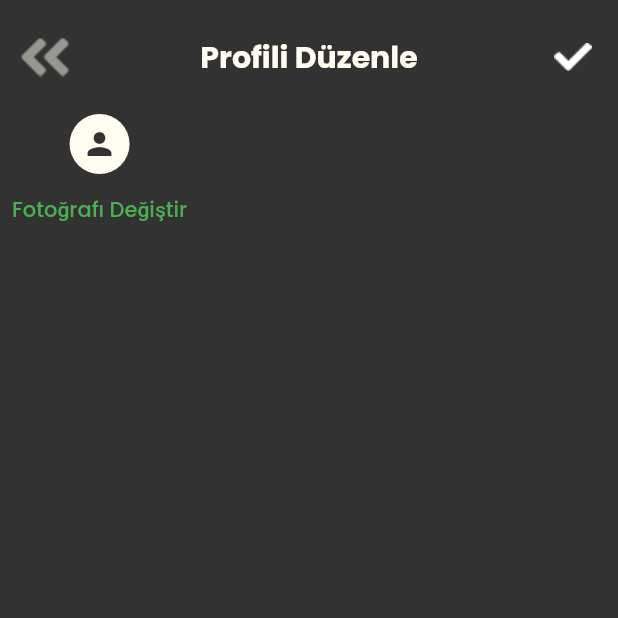
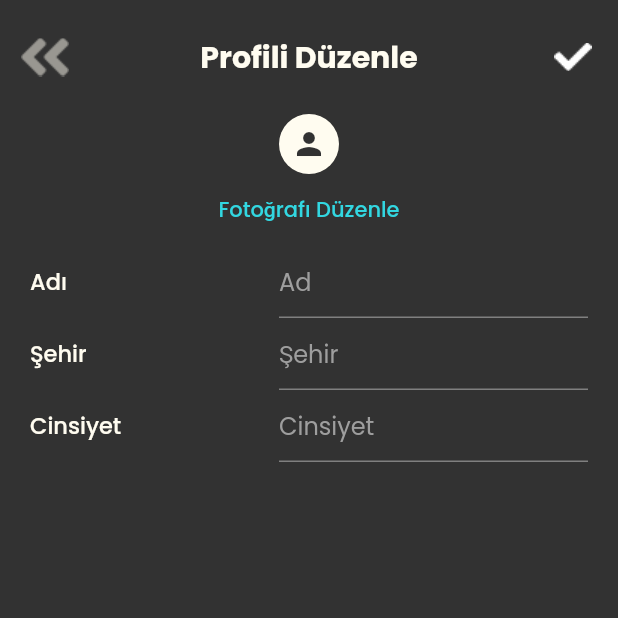
Before and after one commit to aysekayabay/activist_app, a Flutter app: the ProfileEditView screen opened directly, on a phone screen of 412 x 824 dp, the top half of it. Run offline on Flutter 3.47's test engine with Material 2 defaults, Android fonts, the phone set to English and light mode, and no system bars; our stand-ins replace cached_network_image, cloud_firestore, connectivity_plus, firebase_auth, firebase_core, firebase_storage and 13 more; missing offline and left inert: flutter_facebook_auth; accounts and stored records are empty; generated files the repository leaves out were written again; network calls fail.

Commit message:
profile edit code update

```diff
--- /dev/null
+++ b/lib/core/components/textfield/user_info_edit_item.dart
@@ -0,0 +1,36 @@
+import 'package:akademi_bootcamp/core/constants/theme/theme_constants.dart';
+import 'package:flutter/material.dart';
+
+class UserInfoEditItem extends StatelessWidget {
+  const UserInfoEditItem({
+    super.key,
+    required this.tWidth,
+    required this.label,
+    required this.controller,
+    required this.hintText,
+  });
+
+  final double tWidth;
+  final String label;
+  final String hintText;
+  final TextEditingController controller;
+  @override
+  Widget build(BuildContext context) {
+    return Padding(
+      padding: const EdgeInsets.symmetric(horizontal: 20),
+      child: Row(
+        mainAxisAlignment: MainAxisAlignment.spaceBetween,
+        children: [
+          Text(label),
+          SizedBox(
+              width: tWidth,
+              child: TextField(
+                controller: controller,
+                style: TextStyle(color: AppColors.vanillaShake),
+                decoration: InputDecoration(border: UnderlineInputBorder(), hintText: hintText),
+              ))
+        ],
+      ),
+    );
+  }
+}
--- a/lib/core/services/auth/auth_service.dart
+++ b/lib/core/services/auth/auth_service.dart
@@ -59,7 +59,7 @@ class AuthService {
           currentUser!.favEvents = favEvents;
         }
         currentUser!.lastLogin = Timestamp.now().toString();
-        await FirestoreManager.instance.firestoreUpdate(collectionID: "users", docID: user.user!.uid, key: "last_login", value: currentUser!.lastLogin);
+        await FirestoreManager.instance.firestoreUpdateOneField(collectionID: "users", docID: user.user!.uid, key: "last_login", value: currentUser!.lastLogin);
         SharedPrefsManager.instance.setStringValue(SharedPrefsKeys.UID, uid ?? '');
         SharedPrefsManager.instance.setMapValue(SharedPrefsKeys.USER_DATA, userData ?? '');
         return 1;
@@ -140,7 +140,7 @@ class AuthService {
           );
         } else {
           currentUser = UserModel.fromJson(userData);
-          await FirestoreManager.instance.firestoreUpdate(collectionID: "users", docID: currentUser!.userID.toString(), key: "last_login", value: currentUser!.lastLogin);
+          await FirestoreManager.instance.firestoreUpdateOneField(collectionID: "users", docID: currentUser!.userID.toString(), key: "last_login", value: currentUser!.lastLogin);
           if (userData['fav_events'] != null) {
             List<Map<String, dynamic>> favEventsData = List<Map<String, dynamic>>.from(userData['fav_events']);
             List<EventModel> favEvents = favEventsData.map<EventModel>((eventJson) => EventModel.fromJson(eventJson)).toList();
--- a/lib/core/services/firestore/events_service.dart
+++ b/lib/core/services/firestore/events_service.dart
@@ -35,7 +35,7 @@ class EventsService {
       for (final event in favList) {
         docFavList.add(event.toJson());
       }
-      await FirestoreManager.instance.firestoreUpdate(collectionID: USERS, docID: user.userID!, key: FAV_EVENTS, value: docFavList);
+      await FirestoreManager.instance.firestoreUpdateOneField(collectionID: USERS, docID: user.userID!, key: FAV_EVENTS, value: docFavList);
       if (adding && eventModel.id != null && user.userID != null) {
         joinChatGroup(eventModel, user.userID!);
       }
@@ -88,7 +88,7 @@ class EventsService {
       List<SentBy> users = (data[USERS] as List<dynamic>).map((item) => SentBy.fromJson(item)).toList();
       users.removeWhere((user) => user.id == userID);
       List<Map<String, dynamic>> updatedUsers = users.map((user) => user.toJson()).toList();
-      await FirestoreManager.instance.firestoreUpdate(collectionID: GROUPS, docID: eventID, key: USERS, value: updatedUsers);
+      await FirestoreManager.instance.firestoreUpdateOneField(collectionID: GROUPS, docID: eventID, key: USERS, value: updatedUsers);
     }
   }
 
@@ -98,7 +98,7 @@ class EventsService {
     if (groupData != null && groupData.containsKey("messages")) {
       List<dynamic> messages = groupData["messages"];
       messages.add(message.toJson());
-      await FirestoreManager.instance.firestoreUpdate(collectionID: "groups", docID: eventID, key: "messages", value: messages);
+      await FirestoreManager.instance.firestoreUpdateOneField(collectionID: "groups", docID: eventID, key: "messages", value: messages);
     }
   }
 
--- a/lib/core/services/storage/storage_service.dart
+++ b/lib/core/services/storage/storage_service.dart
@@ -18,7 +18,7 @@ class StorageService {
       final storageRef = _firebaseStorage.ref();
       final imgRef = storageRef.child("ppics/$uid.jpg");
       await imgRef.putFile(file);
-      await FirestoreManager.instance.firestoreUpdate(collectionID: 'users', docID: uid, key: 'photo_url', value: imgRef.fullPath);
+      await FirestoreManager.instance.firestoreUpdateOneField(collectionID: 'users', docID: uid, key: 'photo_url', value: imgRef.fullPath);
       AuthService.instance.currentUser!.photoUrl = imgRef.fullPath;
       AuthService.instance.userData = AuthService.instance.currentUser!.toJson();
       SharedPrefsManager.instance.setMapValue(SharedPrefsKeys.USER_DATA, AuthService.instance.userData);
--- a/lib/product/edit.dart/profile_edit_view.dart
+++ b/lib/product/edit.dart/profile_edit_view.dart
@@ -1,6 +1,6 @@
 import 'dart:io';
 import 'dart:typed_data';
-
+import 'package:akademi_bootcamp/core/base/state/base_state.dart';
 import 'package:akademi_bootcamp/core/components/app_bar/custom_app_bar.dart';
 import 'package:akademi_bootcamp/core/constants/image/image_constants.dart';
 import 'package:akademi_bootcamp/core/constants/theme/theme_constants.dart';
@@ -8,8 +8,8 @@ import 'package:akademi_bootcamp/product/edit.dart/profile_edit_view_model.dart'
 import 'package:flutter/material.dart';
 import 'package:flutter_mobx/flutter_mobx.dart';
 import 'package:image_picker/image_picker.dart';
-
 import '../../core/components/image/profile_photo_widget.dart';
+import '../../core/components/textfield/user_info_edit_item.dart';
 
 class ProfileEditView extends StatefulWidget {
   const ProfileEditView({super.key});
@@ -18,8 +18,13 @@ class ProfileEditView extends StatefulWidget {
   State<ProfileEditView> createState() => _ProfileEditViewState();
 }
 
-class _ProfileEditViewState extends State<ProfileEditView> {
+class _ProfileEditViewState extends BaseState<ProfileEditView> {
   ProfileEditViewModel _viewModel = ProfileEditViewModel();
+  @override
+  void initState() {
+    super.initState();
+    _viewModel.init();
+  }
 
   @override
   Widget build(BuildContext context) {
@@ -32,14 +37,20 @@ class _ProfileEditViewState extends State<ProfileEditView> {
           left: AppBarWidgets.BACK,
           leftIconColor: AppColors.vanillaShake,
           onTapLeft: () => Navigator.of(context).pop(),
-        onTapRight: _viewModel.saveChanges,
-      ),
+          onTapRight: () async => await _viewModel.saveChanges(context)),
       body: Column(
         children: [
           Observer(builder: (context) {
             return profilePhoto();
           }),
           changePhotoButton(),
+          Column(
+            children: [
+              UserInfoEditItem(tWidth: deviceWidth / 2, label: "Adı", controller: _viewModel.fullnameController, hintText: 'Ad'),
+              UserInfoEditItem(tWidth: deviceWidth / 2, label: "Şehir", controller: _viewModel.cityController, hintText: 'Şehir'),
+              UserInfoEditItem(tWidth: deviceWidth / 2, label: "Cinsiyet", controller: _viewModel.genderController, hintText: 'Cinsiyet'),
+            ],
+          ),
         ],
       ),
     );
@@ -49,8 +60,8 @@ class _ProfileEditViewState extends State<ProfileEditView> {
     return TextButton(
         onPressed: () => imagePickerOption(),
         child: Text(
-          "Fotoğrafı Değiştir",
-          style: TextStyle(color: Colors.green),
+          "Fotoğrafı Düzenle",
+          style: TextStyle(color: Color(0xff32D7E1)),
         ));
   }
 
```
Also changed, not shown: lib/core/model/user_model.dart (+20 -1 lines), lib/core/services/firestore/firestore_manager.dart (+10 -1 lines), lib/product/edit.dart/profile_edit_view_model.dart (+26 -6 lines), lib/product/edit.dart/profile_edit_view_model.g.dart. Lines whose indentation alone changed are shown as unchanged.
